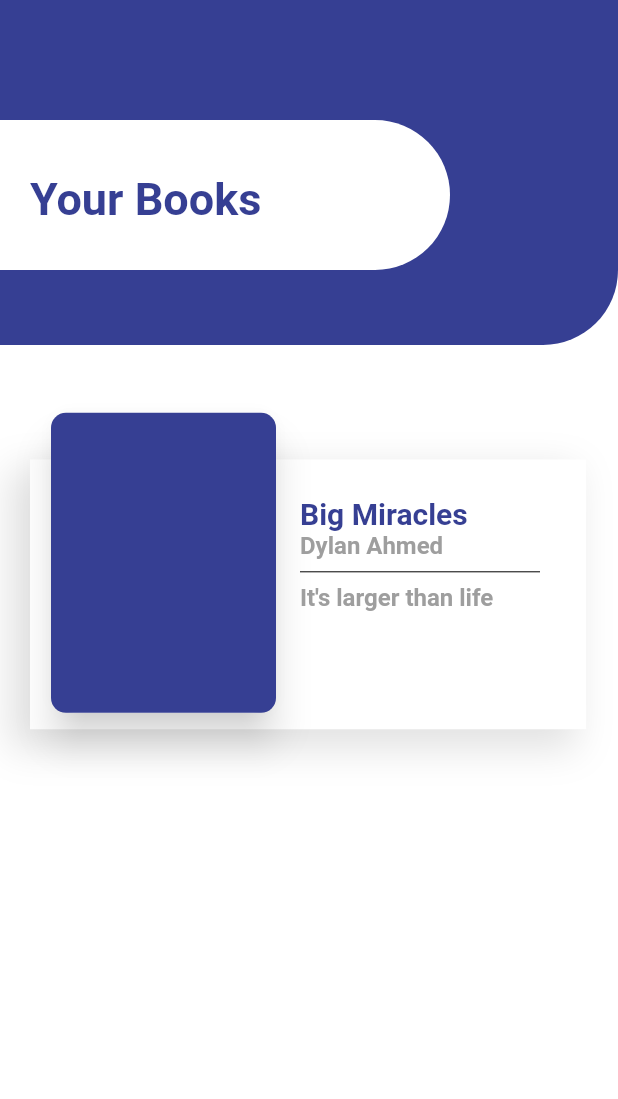
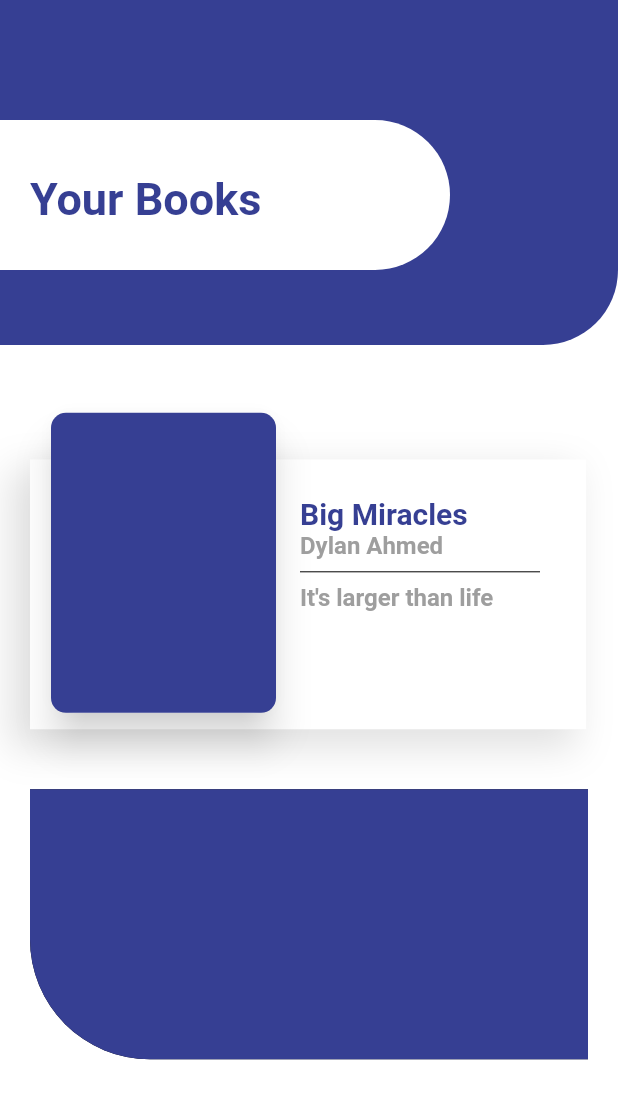
Before and after one commit to lucasoliveirasouza/card-ui, a Flutter app: the screen it shows after launch, on a phone screen of 412 x 824 dp. Shown: the top 1099 px of the screen. Run offline on Flutter 3.47's test engine with Material 2 defaults, Android fonts, the phone set to English and light mode, and no system bars.

Commit message:
Criando componentes

```diff
--- a/lib/components/card_rounded_bottom_left.dart
+++ b/lib/components/card_rounded_bottom_left.dart
@@ -1,3 +1,4 @@
+import 'package:cardui/util/constants.dart';
 import 'package:flutter/material.dart';
 
 class CardRoundedBottomLeft extends StatelessWidget {
@@ -5,6 +6,18 @@ class CardRoundedBottomLeft extends StatelessWidget {
 
   @override
   Widget build(BuildContext context) {
-    return Container();
+    return Container(
+      margin: EdgeInsets.only(bottom: 10, top: 25),
+      height: 200,
+      padding: EdgeInsets.only(left: 20, right: 20, bottom: 20),
+      child: Container(
+        decoration: BoxDecoration(
+            color: defaultColor,
+            borderRadius: BorderRadius.only(
+              bottomLeft: Radius.circular(80),
+            ),
+            boxShadow: [new BoxShadow()]),
+      ),
+    );
   }
 }
```
Also changed, not shown: lib/components/card_image.dart (+5 -4 lines).
